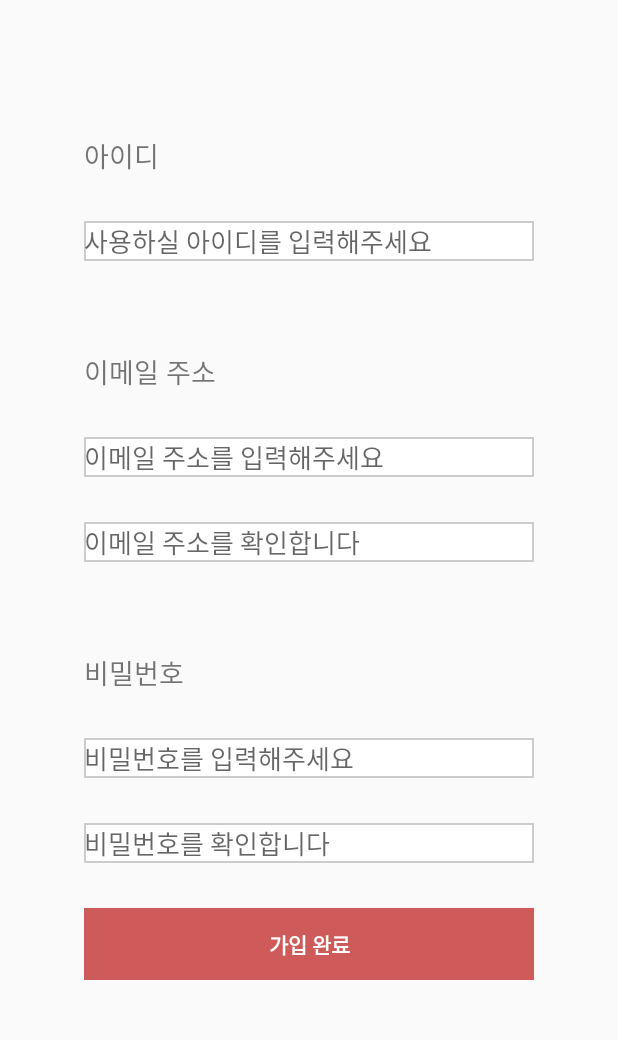
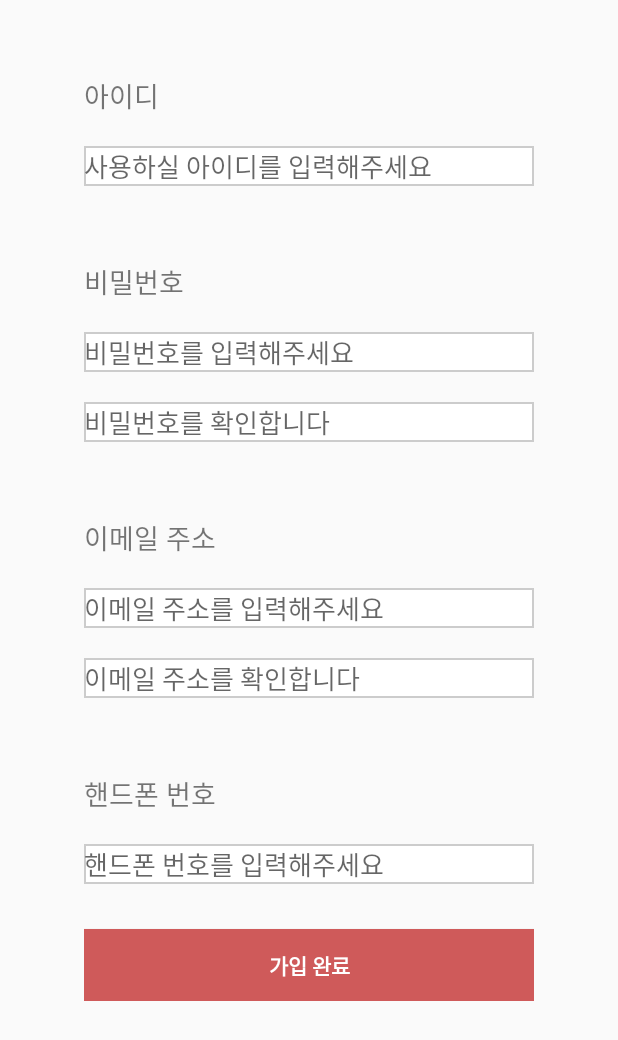
Before and after one commit to Kwonjoon5914/KOPO01FirstRepository2, an Android app: the screen it shows after launch (Signup), after a tap on "회원가입하기", on a phone screen of 412 x 824 dp. Shown: the top 1040 px of the screen. Run offline under Robolectric (Android 15) with nearby library versions, the phone set to English and light mode, and no system bars; 2 other taps on this screen came first.

Commit message:
add contents to all activities

```diff
--- a/app/build.gradle
+++ b/app/build.gradle
@@ -23,6 +23,8 @@ dependencies {
     implementation fileTree(dir: 'libs', include: ['*.jar'])
     implementation 'androidx.appcompat:appcompat:1.0.2'
     implementation 'androidx.constraintlayout:constraintlayout:1.1.3'
+    implementation 'com.github.bumptech.glide:glide:4.8.0'
+    annotationProcessor 'com.github.bumptech.glide:compiler:4.8.0'
     testImplementation 'junit:junit:4.12'
     androidTestImplementation 'androidx.test:runner:1.2.0'
     androidTestImplementation 'androidx.test.espresso:espresso-core:3.2.0'
--- a/app/src/main/java/edu/polytech/busyholiday3/MainActivity.java
+++ b/app/src/main/java/edu/polytech/busyholiday3/MainActivity.java
@@ -2,14 +2,24 @@ package edu.polytech.busyholiday3;
 
 import android.content.Intent;
 import android.graphics.Color;
+import android.graphics.drawable.Drawable;
 import android.os.Bundle;
 import android.view.View;
 import android.widget.Button;
 import android.widget.EditText;
+import android.widget.ImageView;
 import android.widget.TextView;
 import android.widget.Toast;
 
+import androidx.annotation.NonNull;
+import androidx.annotation.Nullable;
 import androidx.appcompat.app.AppCompatActivity;
+
+import com.bumptech.glide.Glide;
+import com.bumptech.glide.load.engine.DiskCacheStrategy;
+import com.bumptech.glide.request.RequestOptions;
+import com.bumptech.glide.request.target.SimpleTarget;
+import com.bumptech.glide.request.transition.Transition;
 
 public class MainActivity extends AppCompatActivity {
     EditText idEdit, passEdit;
@@ -18,6 +28,8 @@ public class MainActivity extends AppCompatActivity {
         super.onCreate(savedInstanceState);
         setContentView(R.layout.activity_main);
 
+        ImageView MAImageView1 = (ImageView)findViewById(R.id.MAImageView1);
+        Glide.with(this).load(R.drawable.rabbit).into(MAImageView1);
 
         idEdit = (EditText) findViewById(R.id.CTWEditText1);
         passEdit = (EditText) findViewById(R.id.CTWEditText2);
--- a/app/src/main/res/layout/activity_signup.xml
+++ b/app/src/main/res/layout/activity_signup.xml
@@ -27,7 +27,7 @@
                     android:text="아이디"
                     android:layout_alignLeft="@+id/SUEditText1"
                     android:layout_above="@id/SUEditText1"
-                    android:layout_marginTop="90dp"
+                    android:layout_marginTop="50dp"
                     android:textSize="18dp"/>
 
                 <EditText
@@ -35,7 +35,7 @@
                     android:layout_width="300dp"
                     android:layout_height="wrap_content"
                     android:layout_gravity="center"
-                    android:layout_marginTop="30dp"
+                    android:layout_marginTop="20dp"
                     android:background="@drawable/back"
                     android:hint="사용하실 아이디를 입력해주세요"
                     android:textSize="17dp"/>
@@ -43,8 +43,8 @@
                 <TextView
                     android:layout_width="wrap_content"
                     android:layout_height="wrap_content"
-                    android:text="이메일 주소"
-                    android:layout_marginTop="60dp"
+                    android:text="비밀번호"
+                    android:layout_marginTop="50dp"
                     android:textSize="18dp"/>
 
                 <EditText
@@ -52,9 +52,9 @@
                     android:layout_width="300dp"
                     android:layout_height="wrap_content"
                     android:layout_gravity="center"
-                    android:layout_marginTop="30dp"
+                    android:layout_marginTop="20dp"
                     android:background="@drawable/back"
-                    android:hint="이메일 주소를 입력해주세요"
+                    android:hint="비밀번호를 입력해주세요"
                     android:textSize="17dp"/>
 
                 <EditText
@@ -62,7 +62,34 @@
                     android:layout_width="300dp"
                     android:layout_height="wrap_content"
                     android:layout_gravity="center"
-                    android:layout_marginTop="30dp"
+                    android:layout_marginTop="20dp"
+                    android:background="@drawable/back"
+                    android:hint="비밀번호를 확인합니다"
+                    android:textSize="17dp"/>
+
+                <TextView
+                    android:layout_width="wrap_content"
+                    android:layout_height="wrap_content"
+                    android:text="이메일 주소"
+                    android:layout_marginTop="50dp"
+                    android:textSize="18dp"/>
+
+                <EditText
+                    android:id="@+id/SUEditText4"
+                    android:layout_width="300dp"
+                    android:layout_height="wrap_content"
+                    android:layout_gravity="center"
+                    android:layout_marginTop="20dp"
+                    android:background="@drawable/back"
+                    android:hint="이메일 주소를 입력해주세요"
+                    android:textSize="17dp"/>
+
+                <EditText
+                    android:id="@+id/SUEditText5"
+                    android:layout_width="300dp"
+                    android:layout_height="wrap_content"
+                    android:layout_gravity="center"
+                    android:layout_marginTop="20dp"
                     android:background="@drawable/back"
                     android:hint="이메일 주소를 확인합니다"
                     android:textSize="17dp"/>
@@ -70,28 +97,18 @@
                 <TextView
                     android:layout_width="wrap_content"
                     android:layout_height="wrap_content"
-                    android:text="비밀번호"
-                    android:layout_marginTop="60dp"
+                    android:text="핸드폰 번호"
+                    android:layout_marginTop="50dp"
                     android:textSize="18dp"/>
 
                 <EditText
-                    android:id="@+id/SUEditText4"
+                    android:id="@+id/SUEditText6"
                     android:layout_width="300dp"
                     android:layout_height="wrap_content"
                     android:layout_gravity="center"
-                    android:layout_marginTop="30dp"
+                    android:layout_marginTop="20dp"
                     android:background="@drawable/back"
-                    android:hint="비밀번호를 입력해주세요"
-                    android:textSize="17dp"/>
-
-                <EditText
-                    android:id="@+id/SUEditText5"
-                    android:layout_width="300dp"
-                    android:layout_height="wrap_content"
-                    android:layout_gravity="center"
-                    android:layout_marginTop="30dp"
-                    android:background="@drawable/back"
-                    android:hint="비밀번호를 확인합니다"
+                    android:hint="핸드폰 번호를 입력해주세요"
                     android:textSize="17dp"/>
 
                 <Button
@@ -104,6 +121,8 @@
                     android:textColor="#FFFFFF"
                     android:textStyle="bold"/>
 
+
+
             </LinearLayout>
 
         </RelativeLayout>
```
Also changed, not shown: app/src/main/java/edu/polytech/busyholiday3/Signup.java (+19 -0 lines), app/src/main/res/layout/activity_main.xml (+20 -4 lines), app/src/main/res/layout/activity_members.xml (+22 -21 lines), app/src/main/res/drawable/rabbit.gif (added), 1 other file.
